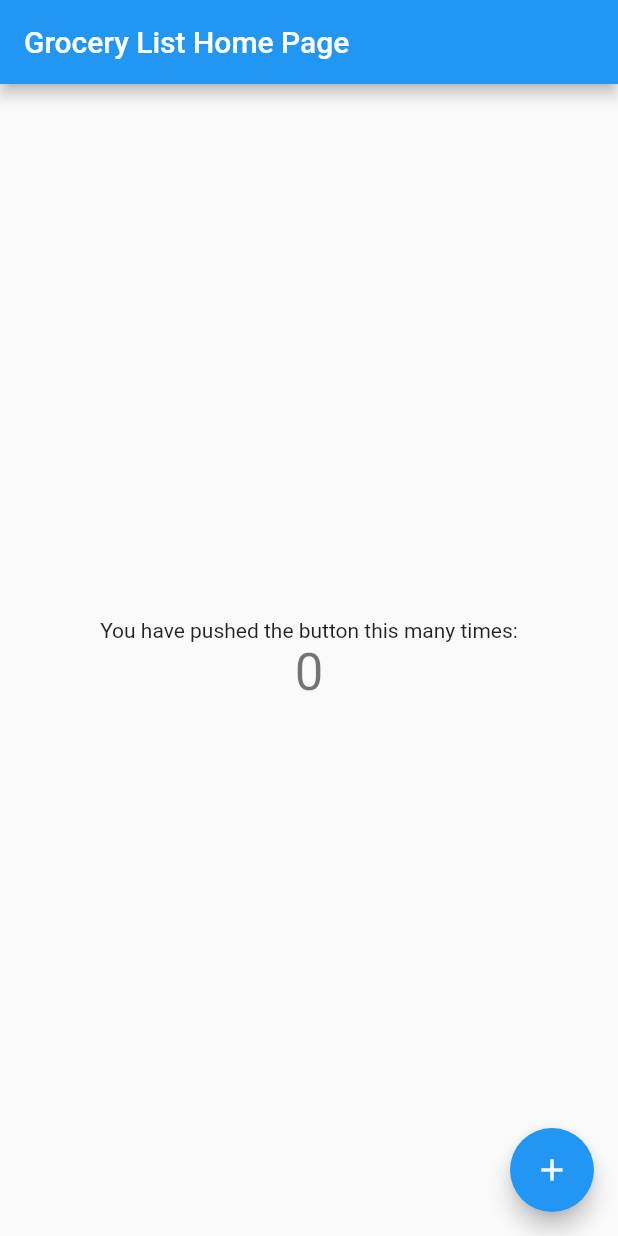
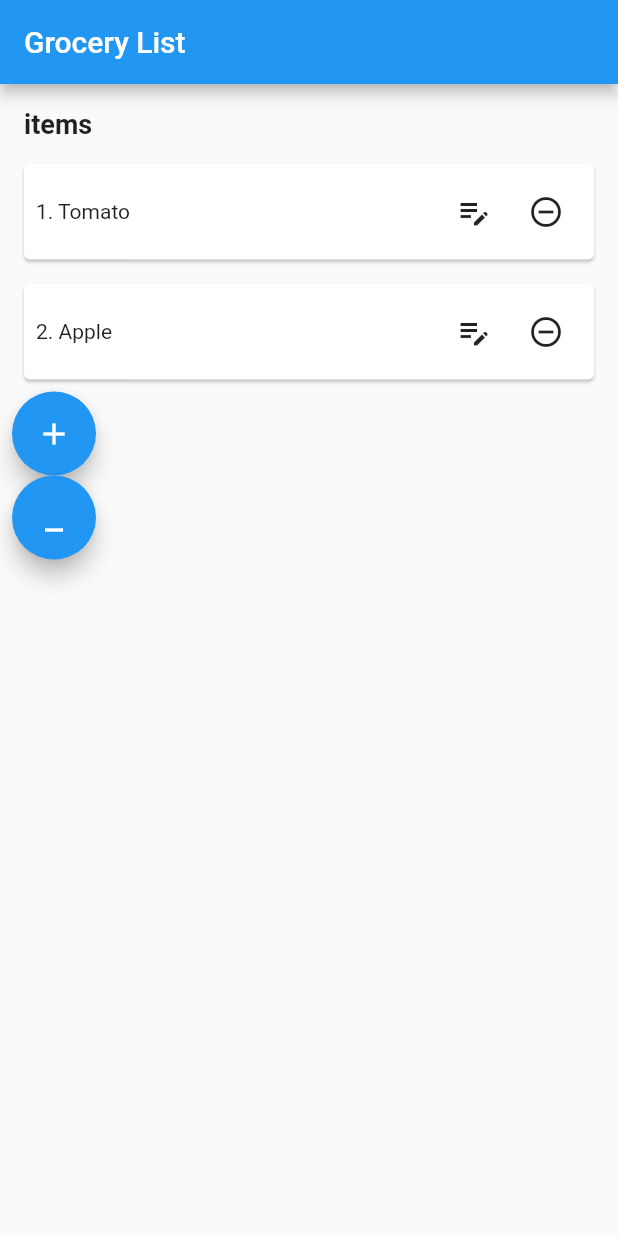
Before and after one commit to zxl3269117/Ansync, a Flutter app: the screen it shows after launch, on a phone screen of 412 x 824 dp. Run offline on Flutter 3.47's test engine with Material 2 defaults, Android fonts, the phone set to English and light mode, and no system bars; our stand-ins replace bloc, equatable, flutter_bloc.

Commit message:
rendering grocery list with sample data

```diff
--- /dev/null
+++ b/project2/lib/app.dart
@@ -0,0 +1,18 @@
+import 'package:flutter/material.dart';
+import 'grocery/view/grocery_page.dart';
+
+class GroceryApp extends StatelessWidget {
+  const GroceryApp({super.key});
+
+  // This widget is the root of your application.
+  @override
+  Widget build(BuildContext context) {
+    return MaterialApp(
+      title: 'Grocery List',
+      theme: ThemeData(
+        primarySwatch: Colors.blue,
+      ),
+      home: const GroceryPage(),
+    );
+  }
+}
--- /dev/null
+++ b/project2/lib/grocery/cubit/add_grocery_cubit.dart
@@ -0,0 +1,9 @@
+import '../../models/models.dart';
+import 'package:flutter_bloc/flutter_bloc.dart';
+
+class AddGroceryCubit extends Cubit<int> {
+  AddGroceryCubit() : super(0);
+
+  void increment() => emit(state + 1);
+  void decrement() => emit(state - 1);
+}
--- /dev/null
+++ b/project2/lib/grocery/view/add_grocery_page.dart
@@ -0,0 +1,16 @@
+import 'package:flutter/material.dart';
+import 'package:flutter_bloc/flutter_bloc.dart';
+import 'package:project2/grocery/cubit/add_grocery_cubit.dart';
+import 'add_grocery_view.dart';
+
+class AddGroceryPage extends StatelessWidget {
+  const AddGroceryPage({super.key});
+
+  @override
+  Widget build(BuildContext context) {
+    return BlocProvider(
+      create: (_) => AddGroceryCubit(),
+      child: const AddGroceryView(),
+    );
+  }
+}
--- /dev/null
+++ b/project2/lib/grocery/view/add_grocery_view.dart
@@ -0,0 +1,25 @@
+import 'package:flutter/material.dart';
+import 'package:flutter_bloc/flutter_bloc.dart';
+import 'package:project2/grocery/cubit/add_grocery_cubit.dart';
+
+class AddGroceryView extends StatelessWidget {
+  const AddGroceryView({super.key});
+
+  @override
+  Widget build(BuildContext context) {
+    return Column(
+      children: [
+        FloatingActionButton(
+          key: const Key('plus'),
+          child: const Icon(Icons.add),
+          onPressed: () => context.read<AddGroceryCubit>().increment(),
+        ),
+        FloatingActionButton(
+          key: const Key('minus'),
+          child: const Icon(Icons.minimize),
+          onPressed: () => context.read<AddGroceryCubit>().decrement(),
+        ),
+      ],
+    );
+  }
+}
--- /dev/null
+++ b/project2/lib/grocery/view/grocery_page.dart
@@ -0,0 +1,76 @@
+import 'package:flutter/material.dart';
+import 'package:project2/models/models.dart';
+
+import 'add_grocery_page.dart';
+
+class GroceryPage extends StatelessWidget {
+  const GroceryPage({super.key});
+
+  @override
+  Widget build(BuildContext context) {
+    return Scaffold(
+      appBar: AppBar(
+        title: const Text('Grocery List'),
+      ),
+      body: SafeArea(
+        child: Padding(
+          padding: const EdgeInsets.all(8.0),
+          child: Column(
+            crossAxisAlignment: CrossAxisAlignment.start,
+            children: [
+              Container(
+                padding: const EdgeInsets.all(8.0),
+                child: const Text(
+                  'items',
+                  style: TextStyle(
+                    fontSize: 18,
+                    fontWeight: FontWeight.bold,
+                  ),
+                ),
+              ),
+              ListView.builder(
+                shrinkWrap: true,
+                itemCount: Grocery.items.length,
+                itemBuilder: (BuildContext context, int index) {
+                  return _groceryCard(Grocery.items[index]);
+                },
+              ),
+              // FloatingActionButton(
+              //   child: const Icon(Icons.add),
+              //   onPressed: () {},
+              // ),
+              const AddGroceryPage(),
+            ],
+          ),
+        ),
+      ),
+    );
+  }
+}
+
+Card _groceryCard(Grocery item) {
+  return Card(
+    margin: const EdgeInsets.all(8.0),
+    child: Padding(
+      padding: const EdgeInsets.all(8.0),
+      child: Row(
+        mainAxisAlignment: MainAxisAlignment.spaceBetween,
+        children: [
+          Text('${item.id}. ${item.description}'),
+          Row(
+            children: [
+              IconButton(
+                onPressed: () {},
+                icon: const Icon(Icons.edit_note),
+              ),
+              IconButton(
+                onPressed: () {},
+                icon: const Icon(Icons.remove_circle_outline),
+              ),
+            ],
+          )
+        ],
+      ),
+    ),
+  );
+}
--- /dev/null
+++ b/project2/lib/grocery_observer.dart
@@ -0,0 +1,9 @@
+import 'package:bloc/bloc.dart';
+
+class GroceryObserver extends BlocObserver {
+  @override
+  void onChange(BlocBase<dynamic> bloc, Change<dynamic> change) {
+    super.onChange(bloc, change);
+    print('$bloc runtimeType} $change');
+  }
+}
--- a/project2/lib/main.dart
+++ b/project2/lib/main.dart
@@ -1,122 +1,10 @@
 import 'package:flutter/material.dart';
 import 'package:flutter_bloc/flutter_bloc.dart';
 
+import 'grocery_observer.dart';
+import 'app.dart';
+
 void main() {
-  Bloc.observer = AppBlocObserver();
-  runApp(const MyApp());
+  Bloc.observer = GroceryObserver();
+  runApp(const GroceryApp());
 }
-
-class MyApp extends StatelessWidget {
-  const MyApp({super.key});
-
-  // This widget is the root of your application.
-  @override
-  Widget build(BuildContext context) {
-    return MaterialApp(
-      title: 'Grocery List',
-      theme: ThemeData(
-        primarySwatch: Colors.blue,
-      ),
-      home: const MyHomePage(title: 'Grocery List Home Page'),
-    );
-  }
-}
-
-class AppBlocObserver extends BlocObserver {
-  @override
-  void onChange(BlocBase bloc, Change change) {
-    super.onChange(bloc, change);
-    if (bloc is Cubit) print(change);
-  }
-
-  @override
-  void onTransition(Bloc bloc, Transition transition) {
-    super.onTransition(bloc, transition);
-    print(transition);
-  }
-}
-
-class MyHomePage extends StatefulWidget {
-  const MyHomePage({super.key, required this.title});
-
-  // This widget is the home page of your application. It is stateful, meaning
-  // that it has a State object (defined below) that contains fields that affect
-  // how it looks.
-
-  // This class is the configuration for the state. It holds the values (in this
-  // case the title) provided by the parent (in this case the App widget) and
-  // used by the build method of the State. Fields in a Widget subclass are
-  // always marked "final".
-
-  final String title;
-
-  @override
-  State<MyHomePage> createState() => _MyHomePageState();
-}
-
-class _MyHomePageState extends State<MyHomePage> {
-  int _counter = 0;
-
-  void _incrementCounter() {
-    setState(() {
-      // This call to setState tells the Flutter framework that something has
-      // changed in this State, which causes it to rerun the build method below
-      // so that the display can reflect the updated values. If we changed
-      // _counter without calling setState(), then the build method would not be
-      // called again, and so nothing would appear to happen.
-      _counter++;
-    });
-  }
-
-  @override
-  Widget build(BuildContext context) {
-    // This method is rerun every time setState is called, for instance as done
-    // by the _incrementCounter method above.
-    //
-    // The Flutter framework has been optimized to make rerunning build methods
-    // fast, so that you can just rebuild anything that needs updating rather
-    // than having to individually change instances of widgets.
-    return Scaffold(
-      appBar: AppBar(
-        // Here we take the value from the MyHomePage object that was created by
-        // the App.build method, and use it to set our appbar title.
-        title: Text(widget.title),
-      ),
-      body: Center(
-        // Center is a layout widget. It takes a single child and positions it
-        // in the middle of the parent.
-        child: Column(
-          // Column is also a layout widget. It takes a list of children and
-          // arranges them vertically. By default, it sizes itself to fit its
-          // children horizontally, and tries to be as tall as its parent.
-          //
-          // Invoke "debug painting" (press "p" in the console, choose the
-          // "Toggle Debug Paint" action from the Flutter Inspector in Android
-          // Studio, or the "Toggle Debug Paint" command in Visual Studio Code)
-          // to see the wireframe for each widget.
-          //
-          // Column has various properties to control how it sizes itself and
-          // how it positions its children. Here we use mainAxisAlignment to
-          // center the children vertically; the main axis here is the vertical
-          // axis because Columns are vertical (the cross axis would be
-          // horizontal).
-          mainAxisAlignment: MainAxisAlignment.center,
-          children: <Widget>[
-            const Text(
-              'You have pushed the button this many times:',
-            ),
-            Text(
-              '$_counter',
-              style: Theme.of(context).textTheme.headlineMedium,
-            ),
-          ],
-        ),
-      ),
-      floatingActionButton: FloatingActionButton(
-        onPressed: _incrementCounter,
-        tooltip: 'Increment',
-        child: const Icon(Icons.add),
-      ), // This trailing comma makes auto-formatting nicer for build methods.
-    );
-  }
-}
--- /dev/null
+++ b/project2/lib/models/grocery_model.dart
@@ -0,0 +1,29 @@
+import 'package:equatable/equatable.dart';
+
+class Grocery extends Equatable {
+  final String id;
+  final String description;
+
+  const Grocery({
+    required this.id,
+    required this.description,
+  });
+
+  Grocery copyWith({
+    String? id,
+    String? description,
+  }) {
+    return Grocery(
+      id: id ?? this.id,
+      description: description ?? this.description,
+    );
+  }
+
+  @override
+  List<Object?> get props => [id, description];
+
+  static List<Grocery> items = [
+    const Grocery(id: '1', description: 'Tomato'),
+    const Grocery(id: '2', description: 'Apple'),
+  ];
+}
--- /dev/null
+++ b/project2/lib/models/models.dart
@@ -0,0 +1 @@
+export 'grocery_model.dart';
--- a/project2/pubspec.yaml
+++ b/project2/pubspec.yaml
@@ -36,6 +36,7 @@ dependencies:
   # Use with the CupertinoIcons class for iOS style icons.
   cupertino_icons: ^1.0.2
   flutter_bloc: ^8.1.1
+  equatable: ^2.0.5
 
 dev_dependencies:
   flutter_test:
```
Also changed, not shown: project2/pubspec.lock, 1 other file.
